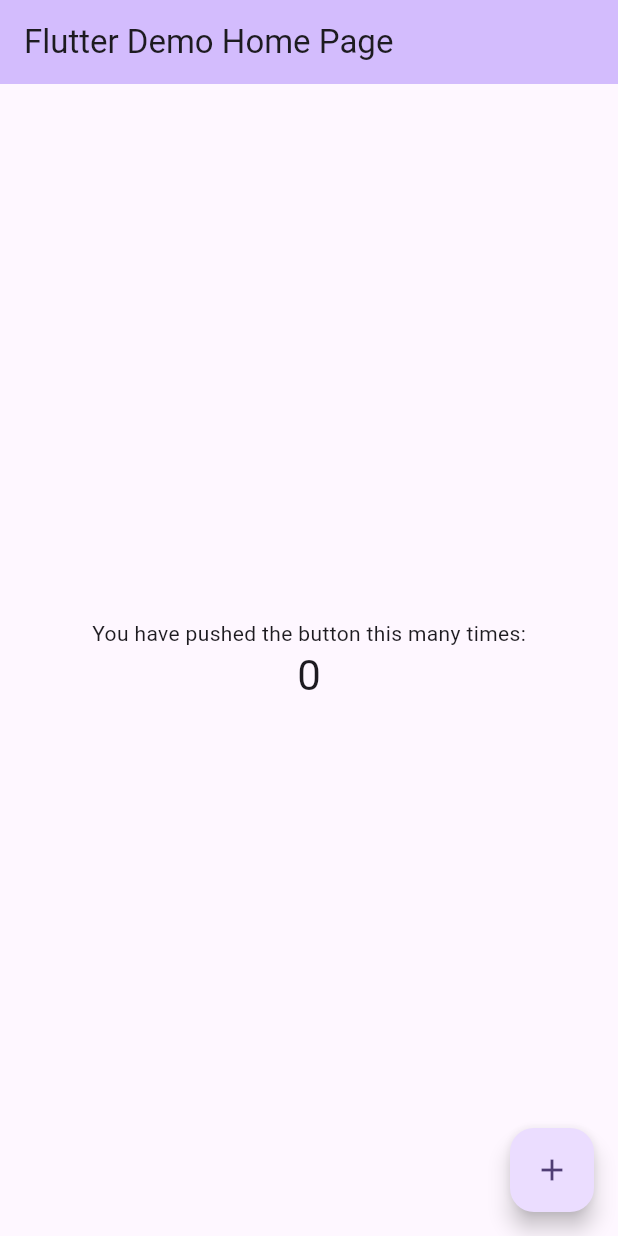
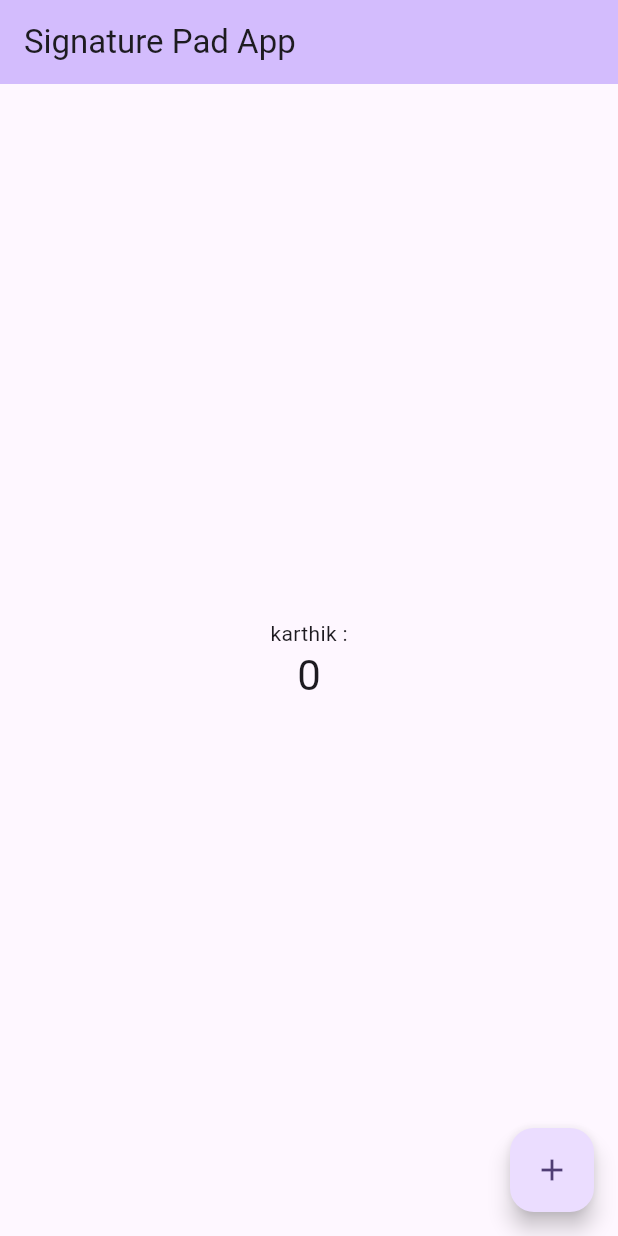
Before and after one commit to shetty-developer/signature_pad_mobile_app, a Flutter app: the screen it shows after launch, on a phone screen of 412 x 824 dp. Run offline on Flutter 3.47's test engine with Material 3 defaults, Android fonts, the phone set to English and light mode, and no system bars.

Commit message:
first commit

```diff
--- a/lib/main.dart
+++ b/lib/main.dart
@@ -11,42 +11,19 @@
   @override
   Widget build(BuildContext context) {
     return MaterialApp(
-      title: 'Flutter Demo',
+      debugShowCheckedModeBanner: false,
+      title: 'Signature Pad App',
       theme: ThemeData(
-        // This is the theme of your application.
-        //
-        // TRY THIS: Try running your application with "flutter run". You'll see
-        // the application has a purple toolbar. Then, without quitting the app,
-        // try changing the seedColor in the colorScheme below to Colors.green
-        // and then invoke "hot reload" (save your changes or press the "hot
-        // reload" button in a Flutter-supported IDE, or press "r" if you used
-        // the command line to start the app).
-        //
-        // Notice that the counter didn't reset back to zero; the application
-        // state is not lost during the reload. To reset the state, use hot
-        // restart instead.
-        //
-        // This works for code too, not just values: Most code changes can be
-        // tested with just a hot reload.
         colorScheme: ColorScheme.fromSeed(seedColor: Colors.deepPurple),
         useMaterial3: true,
       ),
-      home: const MyHomePage(title: 'Flutter Demo Home Page'),
+      home: const MyHomePage(title: 'Signature Pad App'),
     );
   }
 }
 
 class MyHomePage extends StatefulWidget {
   const MyHomePage({super.key, required this.title});
-
-  // This widget is the home page of your application. It is stateful, meaning
-  // that it has a State object (defined below) that contains fields that affect
-  // how it looks.
-
-  // This class is the configuration for the state. It holds the values (in this
-  // case the title) provided by the parent (in this case the App widget) and
-  // used by the build method of the State. Fields in a Widget subclass are
-  // always marked "final".
 
   final String title;
 
@@ -59,54 +36,23 @@
 
   void _incrementCounter() {
     setState(() {
-      // This call to setState tells the Flutter framework that something has
-      // changed in this State, which causes it to rerun the build method below
-      // so that the display can reflect the updated values. If we changed
-      // _counter without calling setState(), then the build method would not be
-      // called again, and so nothing would appear to happen.
       _counter++;
     });
   }
 
   @override
   Widget build(BuildContext context) {
-    // This method is rerun every time setState is called, for instance as done
-    // by the _incrementCounter method above.
-    //
-    // The Flutter framework has been optimized to make rerunning build methods
-    // fast, so that you can just rebuild anything that needs updating rather
-    // than having to individually change instances of widgets.
     return Scaffold(
       appBar: AppBar(
-        // TRY THIS: Try changing the color here to a specific color (to
-        // Colors.amber, perhaps?) and trigger a hot reload to see the AppBar
-        // change color while the other colors stay the same.
         backgroundColor: Theme.of(context).colorScheme.inversePrimary,
-        // Here we take the value from the MyHomePage object that was created by
-        // the App.build method, and use it to set our appbar title.
         title: Text(widget.title),
       ),
       body: Center(
-        // Center is a layout widget. It takes a single child and positions it
-        // in the middle of the parent.
         child: Column(
-          // Column is also a layout widget. It takes a list of children and
-          // arranges them vertically. By default, it sizes itself to fit its
-          // children horizontally, and tries to be as tall as its parent.
-          //
-          // Column has various properties to control how it sizes itself and
-          // how it positions its children. Here we use mainAxisAlignment to
-          // center the children vertically; the main axis here is the vertical
-          // axis because Columns are vertical (the cross axis would be
-          // horizontal).
-          //
-          // TRY THIS: Invoke "debug painting" (choose the "Toggle Debug Paint"
-          // action in the IDE, or press "p" in the console), to see the
-          // wireframe for each widget.
           mainAxisAlignment: MainAxisAlignment.center,
           children: <Widget>[
             const Text(
-              'You have pushed the button this many times:',
+              'karthik :',
             ),
             Text(
               '$_counter',
```
